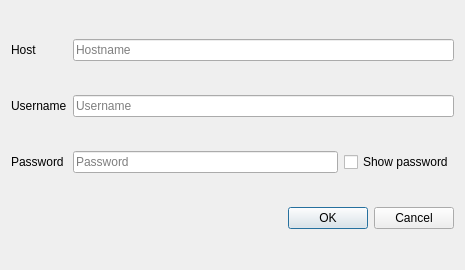
This is configdialog.ui in aeternesatiatus/SafeSync as Qt 5 draws it before an edit. The edited form follows.
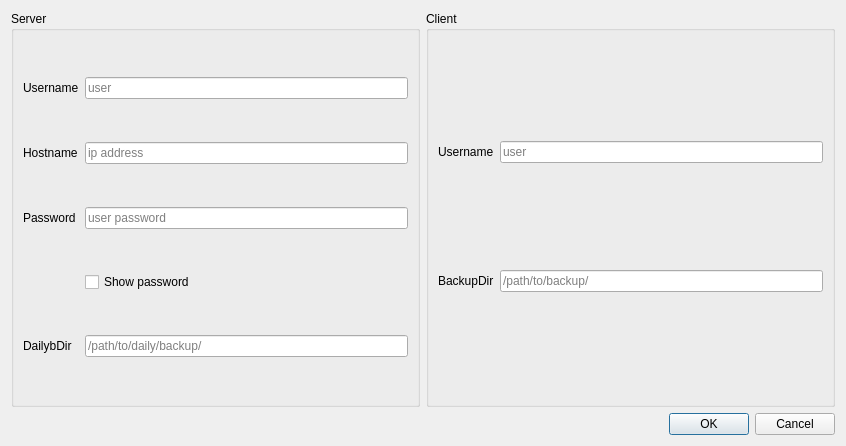
This is the edited form. Icons and pictures are not drawn.

```diff
--- a/configdialog.ui
+++ b/configdialog.ui
@@ -6,8 +6,8 @@
    <rect>
     <x>0</x>
     <y>0</y>
-    <width>465</width>
-    <height>270</height>
+    <width>846</width>
+    <height>446</height>
    </rect>
   </property>
   <property name="windowTitle">
@@ -1251,69 +1251,141 @@
 }
 </string>
   </property>
-  <layout class="QGridLayout" name="gridLayout">
+  <layout class="QGridLayout" name="gridLayout_5">
+   <item row="0" column="1">
+    <widget class="QGroupBox" name="groupBox_5">
+     <property name="title">
+      <string>Client</string>
+     </property>
+     <layout class="QGridLayout" name="gridLayout_6">
+      <item row="0" column="0">
+       <widget class="QLabel" name="userLabel_2">
+        <property name="text">
+         <string>Username</string>
+        </property>
+        <property name="alignment">
+         <set>Qt::AlignLeading|Qt::AlignLeft|Qt::AlignVCenter</set>
+        </property>
+       </widget>
+      </item>
+      <item row="2" column="0">
+       <widget class="QLabel" name="userLabel_3">
+        <property name="text">
+         <string>BackupDir</string>
+        </property>
+        <property name="alignment">
+         <set>Qt::AlignLeading|Qt::AlignLeft|Qt::AlignVCenter</set>
+        </property>
+       </widget>
+      </item>
+      <item row="0" column="1">
+       <widget class="QLineEdit" name="clientUserLine">
+        <property name="placeholderText">
+         <string>user</string>
+        </property>
+       </widget>
+      </item>
+      <item row="2" column="1">
+       <widget class="QLineEdit" name="clientBackupLine">
+        <property name="placeholderText">
+         <string>/path/to/backup/</string>
+        </property>
+       </widget>
+      </item>
+     </layout>
+    </widget>
+   </item>
    <item row="0" column="0">
-    <widget class="QLabel" name="hostLabel">
-     <property name="text">
-      <string>Host</string>
+    <widget class="QGroupBox" name="groupBox">
+     <property name="title">
+      <string>Server</string>
      </property>
-     <property name="alignment">
-      <set>Qt::AlignLeading|Qt::AlignLeft|Qt::AlignVCenter</set>
-     </property>
+     <layout class="QGridLayout" name="gridLayout">
+      <item row="6" column="0">
+       <widget class="QLabel" name="hostLabel">
+        <property name="text">
+         <string>Hostname</string>
+        </property>
+        <property name="alignment">
+         <set>Qt::AlignLeading|Qt::AlignLeft|Qt::AlignVCenter</set>
+        </property>
+       </widget>
+      </item>
+      <item row="10" column="1">
+       <widget class="QLineEdit" name="serverDailyLine">
+        <property name="echoMode">
+         <enum>QLineEdit::Normal</enum>
+        </property>
+        <property name="placeholderText">
+         <string>/path/to/daily/backup/</string>
+        </property>
+       </widget>
+      </item>
+      <item row="6" column="1">
+       <widget class="QLineEdit" name="serverHostLine">
+        <property name="placeholderText">
+         <string>ip address</string>
+        </property>
+       </widget>
+      </item>
+      <item row="8" column="1">
+       <widget class="QCheckBox" name="passCheck">
+        <property name="text">
+         <string>Show password</string>
+        </property>
+       </widget>
+      </item>
+      <item row="3" column="0">
+       <widget class="QLabel" name="userLabel">
+        <property name="text">
+         <string>Username</string>
+        </property>
+        <property name="alignment">
+         <set>Qt::AlignLeading|Qt::AlignLeft|Qt::AlignVCenter</set>
+        </property>
+       </widget>
+      </item>
+      <item row="10" column="0">
+       <widget class="QLabel" name="hostLabel_2">
+        <property name="text">
+         <string>DailybDir</string>
+        </property>
+        <property name="alignment">
+         <set>Qt::AlignLeading|Qt::AlignLeft|Qt::AlignVCenter</set>
+        </property>
+       </widget>
+      </item>
+      <item row="3" column="1">
+       <widget class="QLineEdit" name="serverUserLine">
+        <property name="placeholderText">
+         <string>user</string>
+        </property>
+       </widget>
+      </item>
+      <item row="7" column="1">
+       <widget class="QLineEdit" name="serverPassLine">
+        <property name="echoMode">
+         <enum>QLineEdit::Password</enum>
+        </property>
+        <property name="placeholderText">
+         <string>user password</string>
+        </property>
+       </widget>
+      </item>
+      <item row="7" column="0">
+       <widget class="QLabel" name="passLabel">
+        <property name="text">
+         <string>Password</string>
+        </property>
+        <property name="alignment">
+         <set>Qt::AlignLeading|Qt::AlignLeft|Qt::AlignVCenter</set>
+        </property>
+       </widget>
+      </item>
+     </layout>
     </widget>
    </item>
-   <item row="0" column="1" colspan="2">
-    <widget class="QLineEdit" name="hostLine">
-     <property name="placeholderText">
-      <string>Hostname</string>
-     </property>
-    </widget>
-   </item>
-   <item row="1" column="0">
-    <widget class="QLabel" name="userLabel">
-     <property name="text">
-      <string>Username</string>
-     </property>
-     <property name="alignment">
-      <set>Qt::AlignLeading|Qt::AlignLeft|Qt::AlignVCenter</set>
-     </property>
-    </widget>
-   </item>
-   <item row="1" column="1" colspan="2">
-    <widget class="QLineEdit" name="userLine">
-     <property name="placeholderText">
-      <string>Username</string>
-     </property>
-    </widget>
-   </item>
-   <item row="2" column="0">
-    <widget class="QLabel" name="passLabel">
-     <property name="text">
-      <string>Password</string>
-     </property>
-     <property name="alignment">
-      <set>Qt::AlignLeading|Qt::AlignLeft|Qt::AlignVCenter</set>
-     </property>
-    </widget>
-   </item>
-   <item row="2" column="1">
-    <widget class="QLineEdit" name="passLine">
-     <property name="echoMode">
-      <enum>QLineEdit::Password</enum>
-     </property>
-     <property name="placeholderText">
-      <string>Password</string>
-     </property>
-    </widget>
-   </item>
-   <item row="2" column="2">
-    <widget class="QCheckBox" name="passCheck">
-     <property name="text">
-      <string>Show password</string>
-     </property>
-    </widget>
-   </item>
-   <item row="3" column="0" colspan="3">
+   <item row="1" column="0" colspan="2">
     <widget class="QDialogButtonBox" name="buttonBox">
      <property name="orientation">
       <enum>Qt::Horizontal</enum>
```
